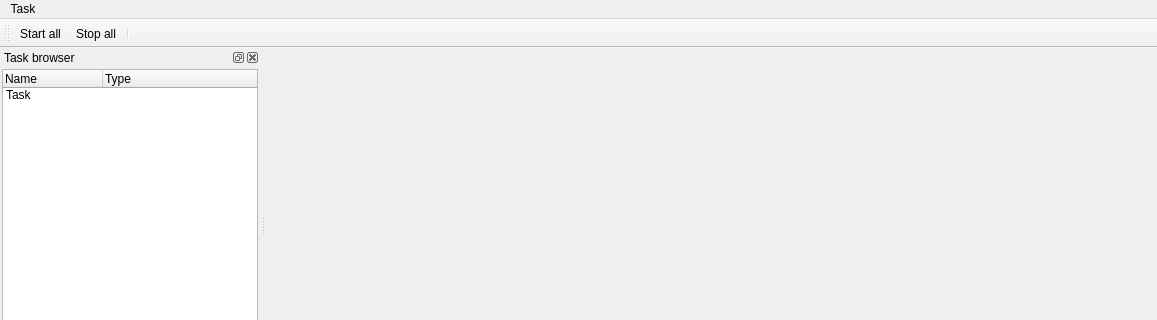
Qt form src/GUI/mainwindow.ui (maciek-slon/DisCODe) before a commit; both pictures show x 0 to 1157 and y 0 to 320 of the 1157 by 645 pixel window.
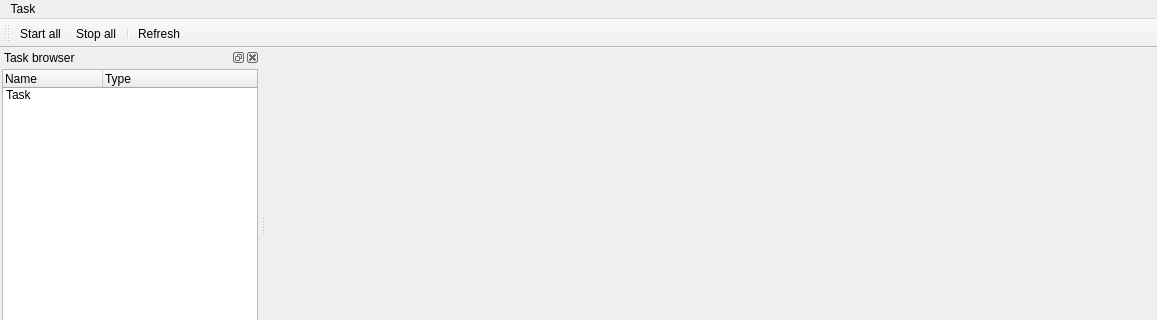
The same form after that commit. Icons and pictures are not drawn.

```diff
--- a/src/GUI/mainwindow.ui
+++ b/src/GUI/mainwindow.ui
@@ -77,6 +77,7 @@
    <addaction name="actionStart_all"/>
    <addaction name="actionStop_all"/>
    <addaction name="separator"/>
+   <addaction name="actionRefresh"/>
   </widget>
   <widget class="QStatusBar" name="statusBar"/>
   <widget class="QDockWidget" name="dockWidget">
@@ -222,6 +223,15 @@
     <string>Unload</string>
    </property>
   </action>
+  <action name="actionRefresh">
+   <property name="icon">
+    <iconset resource="gui.qrc">
+     <normaloff>:/icons/refresh</normaloff>:/icons/refresh</iconset>
+   </property>
+   <property name="text">
+    <string>Refresh</string>
+   </property>
+  </action>
  </widget>
  <layoutdefault spacing="6" margin="11"/>
  <resources>
```
